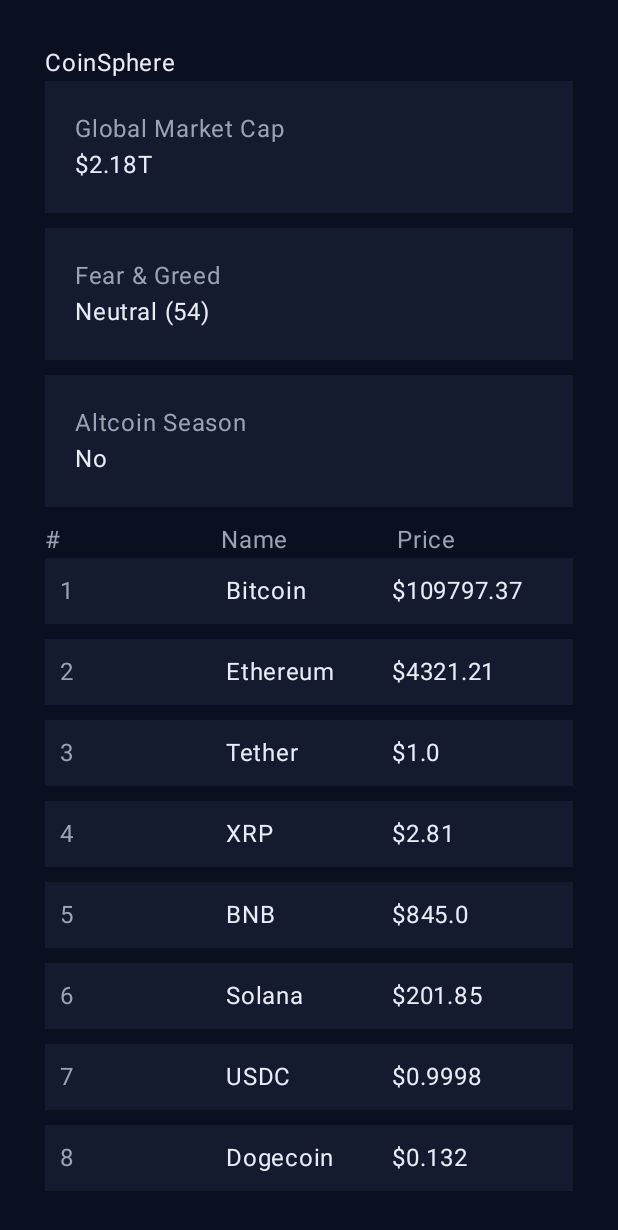
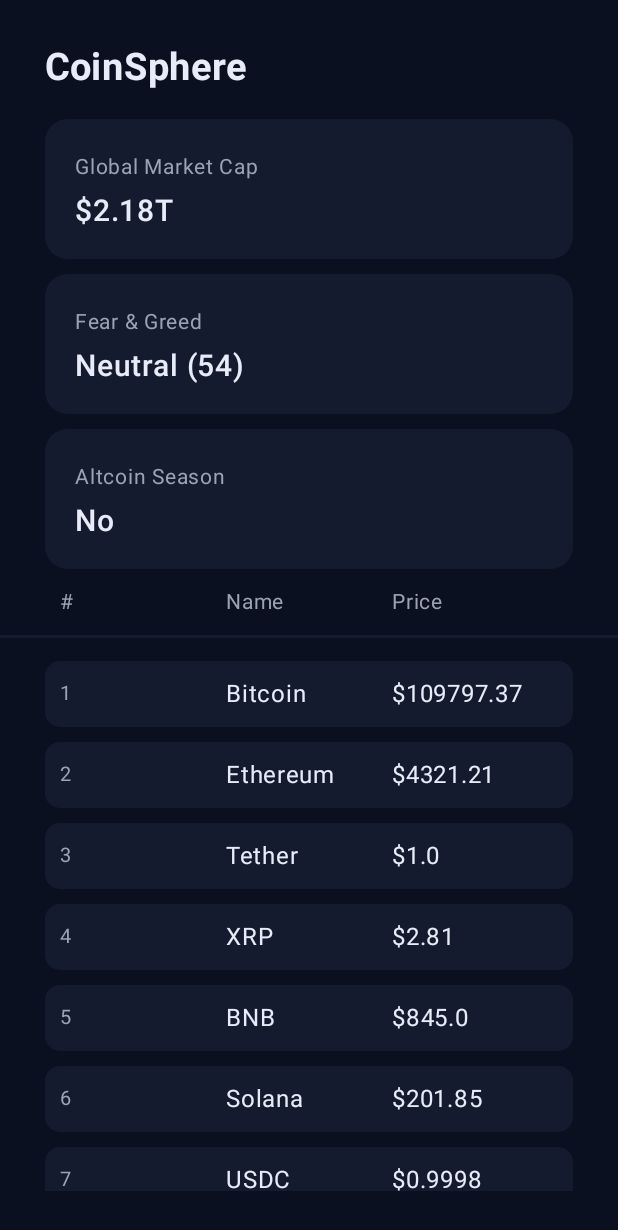
Before and after one commit to Po01o/JMartinezCoinSphere, an Android app built with Jetpack Compose: the @Preview function GreetingPreview, on a phone screen of 412 x 824 dp. Shown: the top 1230 px of the screen. Run offline under Robolectric (Android 15) with nearby library versions, the phone set to English and light mode, and no system bars.

Commit message:
Arreglo de detalles en la App

```diff
--- a/app/src/main/java/com/example/coinsphere/MainActivity.kt
+++ b/app/src/main/java/com/example/coinsphere/MainActivity.kt
@@ -10,17 +10,23 @@ import androidx.compose.foundation.layout.Column
 import androidx.compose.foundation.layout.Row
 import androidx.compose.foundation.layout.fillMaxSize
 import androidx.compose.foundation.layout.fillMaxWidth
+import androidx.compose.foundation.layout.height
 import androidx.compose.foundation.layout.padding
 import androidx.compose.foundation.lazy.LazyColumn
 import androidx.compose.foundation.lazy.items
+import androidx.compose.foundation.shape.RoundedCornerShape
 import androidx.compose.material3.Scaffold
 import androidx.compose.material3.Text
 import androidx.compose.runtime.Composable
 import androidx.compose.ui.Modifier
+import androidx.compose.ui.draw.clip
 import androidx.compose.ui.graphics.Color
 import androidx.compose.ui.layout.ContentScale
+import androidx.compose.ui.modifier.modifierLocalConsumer
+import androidx.compose.ui.text.font.FontWeight
 import androidx.compose.ui.tooling.preview.Preview
 import androidx.compose.ui.unit.dp
+import androidx.compose.ui.unit.sp
 import com.example.coinsphere.models.coinsList
 import com.example.coinsphere.ui.theme.Background
 import com.example.coinsphere.ui.theme.CoinSphereTheme
@@ -58,19 +64,29 @@ fun coinSphere() {
     Column(
         modifier = Modifier
             .background(Background)
-            .padding(30.dp)
+            .padding(top = 30.dp)
+            .padding(bottom = 30.dp)
             .fillMaxSize()
     ) {
         //CoinSphere
-        Column {
+        Column(
+            modifier = Modifier
+                .padding(start = 30.dp)
+                .padding(end = 30.dp)
+        ) {
             Text(
                 text = "CoinSphere",
-                color = TextMain
+                color = TextMain,
+                fontSize = 25.sp,
+                fontWeight = FontWeight.Bold,
+                modifier = Modifier
+                    .padding(bottom = 20.dp)
             )
             Box(
                 modifier = Modifier
                     .fillMaxWidth()
                     .padding(bottom = 10.dp)
+                    .clip(RoundedCornerShape(15.dp))
                     .background(Surface)
             ) {
                 Column(
@@ -79,11 +95,16 @@ fun coinSphere() {
                 ) {
                     Text(
                         text = "Global Market Cap",
-                        color = TextDim
+                        color = TextDim,
+                        fontSize = 14.sp,
+                        modifier = Modifier
+                            .padding(bottom = 5.dp)
                     )
                     Text(
                         text = "$2.18T",
-                        color = TextMain
+                        color = TextMain,
+                        fontSize = 20.sp,
+                        fontWeight = FontWeight.SemiBold
                     )
                 }
             }
@@ -91,6 +112,7 @@ fun coinSphere() {
                 modifier = Modifier
                     .fillMaxWidth()
                     .padding(bottom = 10.dp)
+                    .clip(RoundedCornerShape(15.dp))
                     .background(Surface)
             ) {
                 Column(
@@ -99,11 +121,16 @@ fun coinSphere() {
                 ) {
                     Text(
                         text = "Fear & Greed",
-                        color = TextDim
+                        color = TextDim,
+                        fontSize = 14.sp,
+                        modifier = Modifier
+                            .padding(bottom = 5.dp)
                     )
                     Text(
                         text = "Neutral (54)",
-                        color = TextMain
+                        color = TextMain,
+                        fontSize = 20.sp,
+                        fontWeight = FontWeight.SemiBold
                     )
                 }
             }
@@ -111,6 +138,7 @@ fun coinSphere() {
                 modifier = Modifier
                     .fillMaxWidth()
                     .padding(bottom = 10.dp)
+                    .clip(RoundedCornerShape(15.dp))
                     .background(Surface)
             ) {
                 Column(
@@ -119,44 +147,70 @@ fun coinSphere() {
                 ) {
                     Text(
                         text = "Altcoin Season",
-                        color = TextDim
+                        color = TextDim,
+                        fontSize = 14.sp,
+                        modifier = Modifier
+                            .padding(bottom = 5.dp)
                     )
                     Text(
                         text = "No",
-                        color = TextMain
+                        color = TextMain,
+                        fontSize = 20.sp,
+                        fontWeight = FontWeight.SemiBold
                     )
                 }
             }
         }
 
         //Valores
-        Column {
-            Row {
+        Column{
+            Row(
+                modifier = Modifier
+                    .padding(top = 0.dp)
+                    .padding(bottom = 10.dp)
+                    .padding(start = 40.dp)
+                    .padding(end = 40.dp)
+            ) {
                 Text(
                     text = "#",
                     color= TextDim,
+                    fontSize = 14.sp,
                     modifier = Modifier
                         .weight(1f)
                 )
                 Text(
                     text = "Name",
                     color= TextDim,
+                    fontSize = 14.sp,
                     modifier = Modifier
                         .weight(1f)
                 )
                 Text(
                     text = "Price",
                     color= TextDim,
+                    fontSize = 14.sp,
                     modifier = Modifier
                         .weight(1f)
                 )
             }
-            LazyColumn {
+            Box(
+                modifier = Modifier
+                    .height(1.8.dp)
+                    .fillMaxWidth()
+                    .background(Surface)
+            )
+            LazyColumn(
+                modifier = Modifier
+                    .padding(top = 15.dp)
+                    .padding(start = 30.dp)
+                    .padding(end = 30.dp)
+            ) {
                 items(coinsList) { coin ->
                     Box(
                         modifier = Modifier
                             .fillMaxWidth()
                             .padding(bottom = 10.dp)
+                            .clip(RoundedCornerShape(10.dp))
                             .background(Surface)
                     ) {
                         Row(
@@ -166,6 +220,7 @@ fun coinSphere() {
                             Text(
                                 text = coin.number.toString(),
                                 color = TextDim,
+                                fontSize = 13.sp,
                                 modifier = Modifier
                                     .weight(1f)
                             )
@@ -185,8 +240,6 @@ fun coinSphere() {
                         }
                     }
                 }
-
-
             }
         }
     }
```
